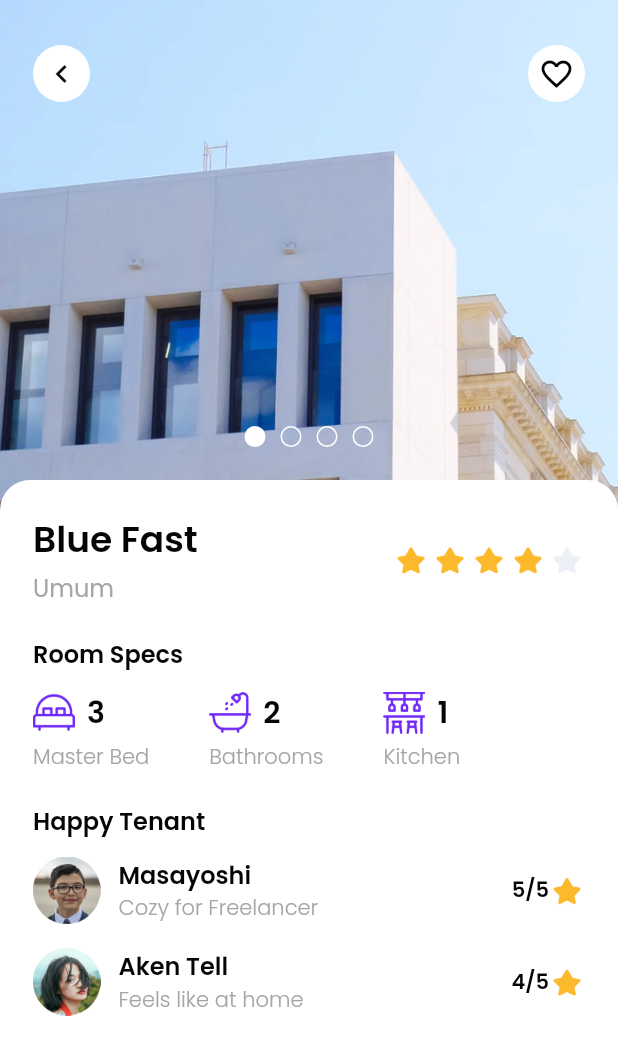
After one commit to Syahro/golekos, a Flutter app: the screen it shows after launch, after a tap on "Fukko Cozy", on a phone screen of 412 x 824 dp. The commit adds this screen. Shown: the top 1055 px of the screen. Run offline on Flutter 3.47's test engine with Material 2 defaults, Android fonts, the phone set to English and light mode, and no system bars; our stand-ins replace google_fonts.

Commit message:
Add new assets and done splicing widget content detail

```diff
--- /dev/null
+++ b/lib/pages/detail_page.dart
@@ -0,0 +1,293 @@
+import 'package:flutter/material.dart';
+import 'package:golekos/pages/happy_tenant.dart';
+import 'package:golekos/pages/room_space.dart';
+import 'package:golekos/theme.dart';
+
+class DetailPage extends StatelessWidget {
+  @override
+  Widget build(BuildContext context) {
+    return Scaffold(
+      body: SafeArea(
+        child: Stack(
+          children: [
+            Image.asset(
+              'assets/pic.png',
+              width: MediaQuery.of(context).size.width,
+              height: 360,
+              fit: BoxFit.cover,
+            ),
+            Padding(
+              padding: EdgeInsets.only(
+                left: 22,
+                right: 22,
+                top: 30,
+              ),
+              child: Column(
+                children: [
+                  Row(
+                    mainAxisAlignment: MainAxisAlignment.spaceBetween,
+                    children: [
+                      Container(
+                        width: 38,
+                        height: 38,
+                        decoration: BoxDecoration(
+                          color: whiteColor,
+                          borderRadius: BorderRadius.circular(20),
+                        ),
+                        child: Icon(
+                          Icons.chevron_left,
+                          color: semiBlackColor,
+                        ),
+                      ),
+                      Container(
+                        height: 38,
+                        width: 38,
+                        decoration: BoxDecoration(
+                          color: whiteColor,
+                          borderRadius: BorderRadius.circular(20),
+                        ),
+                        child: Icon(
+                          Icons.favorite_border,
+                          color: semiBlackColor,
+                        ),
+                      ),
+                    ],
+                  ),
+                  SizedBox(
+                    height: 216,
+                  ),
+                  Row(
+                    mainAxisAlignment: MainAxisAlignment.center,
+                    children: [
+                      Container(
+                        height: 14,
+                        width: 14,
+                        decoration: BoxDecoration(
+                          borderRadius: BorderRadius.circular(15),
+                          color: whiteColor,
+                          border: Border.all(
+                            color: whiteColor,
+                            width: 1,
+                          ),
+                        ),
+                      ),
+                      SizedBox(
+                        width: 10,
+                      ),
+                      Container(
+                        height: 14,
+                        width: 14,
+                        decoration: BoxDecoration(
+                            borderRadius: BorderRadius.circular(15),
+                            color: Colors.transparent,
+                            border: Border.all(color: whiteColor, width: 1)),
+                      ),
+                      SizedBox(
+                        width: 10,
+                      ),
+                      Container(
+                        width: 14,
+                        height: 14,
+                        decoration: BoxDecoration(
+                          borderRadius: BorderRadius.circular(15),
+                          color: Colors.transparent,
+                          border: Border.all(
+                            color: whiteColor,
+                            width: 1,
+                          ),
+                        ),
+                      ),
+                      SizedBox(
+                        width: 10,
+                      ),
+                      Container(
+                        width: 14,
+                        height: 14,
+                        decoration: BoxDecoration(
+                          borderRadius: BorderRadius.circular(15),
+                          color: Colors.transparent,
+                          border: Border.all(
+                            color: whiteColor,
+                            width: 1,
+                          ),
+                        ),
+                      ),
+                    ],
+                  ),
+                ],
+              ),
+            ),
+            ListView(
+              children: [
+                SizedBox(
+                  height: 320,
+                ),
+                Container(
+                  width: MediaQuery.of(context).size.width,
+                  decoration: BoxDecoration(
+                    borderRadius: BorderRadius.vertical(
+                      top: Radius.circular(20),
+                    ),
+                    color: whiteColor,
+                  ),
+                  child: Padding(
+                    padding: EdgeInsets.only(
+                      left: 22,
+                      right: 22,
+                      top: 22,
+                    ),
+                    child: Column(
+                      crossAxisAlignment: CrossAxisAlignment.start,
+                      children: [
+                        Row(
+                          children: [
+                            Column(
+                              crossAxisAlignment: CrossAxisAlignment.start,
+                              children: [
+                                Text(
+                                  'Blue Fast',
+                                  style: titleTextStyle.copyWith(
+                                    fontSize: 24,
+                                    fontWeight: FontWeight.w600,
+                                  ),
+                                ),
+                                SizedBox(
+                                  height: 2,
+                                ),
+                                Text(
+                                  'Umum',
+                                  style: subTitleTextStyle.copyWith(
+                                    fontSize: 16,
+                                    fontWeight: FontWeight.w400,
+                                    color: greyColor,
+                                  ),
+                                ),
+                              ],
+                            ),
+                            Spacer(),
+                            Image.asset(
+                              'assets/icon_star_solid.png',
+                              width: 24,
+                              height: 24,
+                            ),
+                            SizedBox(
+                              width: 2,
+                            ),
+                            Image.asset(
+                              'assets/icon_star_solid.png',
+                              width: 24,
+                              height: 24,
+                            ),
+                            SizedBox(
+                              width: 2,
+                            ),
+                            Image.asset(
+                              'assets/icon_star_solid.png',
+                              width: 24,
+                              height: 24,
+                            ),
+                            SizedBox(
+                              width: 2,
+                            ),
+                            Image.asset(
+                              'assets/icon_star_solid.png',
+                              width: 24,
+                              height: 24,
+                            ),
+                            SizedBox(
+                              width: 2,
+                            ),
+                            Image.asset(
+                              'assets/icon_star.png',
+                              width: 24,
+                              height: 24,
+                            ),
+                          ],
+                        ),
+                        SizedBox(
+                          height: 20,
+                        ),
+                        Column(
+                          crossAxisAlignment: CrossAxisAlignment.start,
+                          children: [
+                            Text(
+                              'Room Specs',
+                              style: titleTextStyle.copyWith(
+                                fontSize: 16,
+                                fontWeight: FontWeight.w600,
+                                color: semiBlackColor,
+                              ),
+                            ),
+                            SizedBox(
+                              height: 12,
+                            ),
+                            Row(
+                              children: [
+                                RoomSpace(
+                                  imageUrl: 'assets/bed.png',
+                                  countSpecs: 3,
+                                  nameSpecs: 'Master Bed',
+                                ),
+                                SizedBox(
+                                  width: 40,
+                                ),
+                                RoomSpace(
+                                  imageUrl: 'assets/shower.png',
+                                  countSpecs: 2,
+                                  nameSpecs: 'Bathrooms',
+                                ),
+                                SizedBox(
+                                  width: 40,
+                                ),
+                                RoomSpace(
+                                  imageUrl: 'assets/kitchen.png',
+                                  countSpecs: 1,
+                                  nameSpecs: 'Kitchen',
+                                ),
+                              ],
+                            ),
+                          ],
+                        ),
+                        SizedBox(
+                          height: 20,
+                        ),
+                        Text(
+                          'Happy Tenant',
+                          style: titleTextStyle.copyWith(
+                            fontSize: 16,
+                            fontWeight: FontWeight.w600,
+                          ),
+                        ),
+                        SizedBox(
+                          height: 12,
+                        ),
+                        HappyTenant(
+                          imageUrl: 'assets/tenant1.png',
+                          name: 'Masayoshi',
+                          description: 'Cozy for Freelancer',
+                          countStar: 5,
+                        ),
+                        SizedBox(
+                          height: 16,
+                        ),
+                        HappyTenant(
+                          imageUrl: 'assets/tenant2.png',
+                          name: 'Aken Tell',
+                          description: 'Feels like at home',
+                          countStar: 4,
+                        ),
+                        SizedBox(
+                          height: 138,
+                        ),
+                      ],
+                    ),
+                  ),
+                ),
+              ],
+            )
+          ],
+        ),
+      ),
+    );
+  }
+}
--- /dev/null
+++ b/lib/pages/happy_tenant.dart
@@ -0,0 +1,64 @@
+import 'package:flutter/material.dart';
+import 'package:golekos/theme.dart';
+
+class HappyTenant extends StatelessWidget {
+  final String imageUrl;
+  final String name;
+  final String description;
+  final int countStar;
+
+  HappyTenant({
+    this.imageUrl,
+    this.name,
+    this.description,
+    this.countStar,
+  });
+  @override
+  Widget build(BuildContext context) {
+    return Row(
+      children: [
+        Image.asset(
+          imageUrl,
+          width: 45,
+          height: 45,
+        ),
+        SizedBox(
+          width: 12,
+        ),
+        Column(
+          crossAxisAlignment: CrossAxisAlignment.start,
+          children: [
+            Text(
+              name,
+              style: titleTextStyle.copyWith(
+                fontSize: 16,
+                fontWeight: FontWeight.w600,
+              ),
+            ),
+            Text(
+              description,
+              style: subTitleTextStyle.copyWith(
+                fontSize: 14,
+                fontWeight: FontWeight.w300,
+                color: greyColor,
+              ),
+            )
+          ],
+        ),
+        Spacer(),
+        Text(
+          '${countStar}/5',
+          style: titleTextStyle.copyWith(
+            fontSize: 14,
+            fontWeight: FontWeight.w600,
+          ),
+        ),
+        Image.asset(
+          'assets/icon_star_solid.png',
+          width: 24,
+          height: 24,
+        ),
+      ],
+    );
+  }
+}
--- a/lib/pages/home_page.dart
+++ b/lib/pages/home_page.dart
@@ -103,6 +103,15 @@ class HomePage extends StatelessWidget {
                           'assets/card_payment.png',
                         ),
                       ),
+                      borderRadius: BorderRadius.circular(20),
+                      boxShadow: [
+                        BoxShadow(
+                          color: Colors.grey.withOpacity(0.5),
+                          spreadRadius: 0,
+                          blurRadius: 3,
+                          offset: Offset(0, 3), // changes position of shadow
+                        ),
+                      ],
                     ),
                     child: Padding(
                       padding: EdgeInsets.symmetric(horizontal: 16),
--- a/lib/pages/most_list.dart
+++ b/lib/pages/most_list.dart
@@ -1,4 +1,5 @@
 import 'package:flutter/material.dart';
+import 'package:golekos/pages/detail_page.dart';
 import 'package:golekos/theme.dart';
 
 class MostList extends StatelessWidget {
@@ -16,7 +17,13 @@ class MostList extends StatelessWidget {
 
   @override
   Widget build(BuildContext context) {
-    return Row(
+    return InkWell(
+      onTap: () {
+        Navigator.push(context, MaterialPageRoute(builder: (context) {
+          return DetailPage();
+        }));
+      },
+      child: Row(
         children: [
           Image.asset(
             imageUrl,
@@ -65,6 +72,7 @@ class MostList extends StatelessWidget {
             textAlign: TextAlign.right,
           ),
         ],
+      ),
     );
   }
 }
--- /dev/null
+++ b/lib/pages/room_space.dart
@@ -0,0 +1,52 @@
+import 'package:flutter/material.dart';
+import 'package:golekos/theme.dart';
+
+class RoomSpace extends StatelessWidget {
+  final String imageUrl;
+  final int countSpecs;
+  final nameSpecs;
+
+  RoomSpace({
+    this.imageUrl,
+    this.countSpecs,
+    this.nameSpecs,
+  });
+
+  @override
+  Widget build(BuildContext context) {
+    return Column(
+      crossAxisAlignment: CrossAxisAlignment.start,
+      children: [
+        Row(
+          children: [
+            Image.asset(
+              imageUrl,
+              width: 28,
+              height: 28,
+            ),
+            SizedBox(
+              width: 8,
+            ),
+            Text(
+              '$countSpecs',
+              style: titleTextStyle.copyWith(
+                fontSize: 20,
+                fontWeight: FontWeight.w600,
+              ),
+            ),
+          ],
+        ),
+        SizedBox(
+          height: 4,
+        ),
+        Text(
+          nameSpecs,
+          style: subTitleTextStyle.copyWith(
+            fontSize: 14,
+            fontWeight: FontWeight.w300,
+          ),
+        )
+      ],
+    );
+  }
+}
```
Also changed, not shown: assets/bed.png (added), assets/icon_star.png (added), assets/icon_star_solid.png (added), assets/kitchen.png (added), assets/pic.png (added), assets/shower.png (added), assets/tenant1.png (added), assets/tenant2.png (added). Lines whose indentation alone changed are shown as unchanged.
